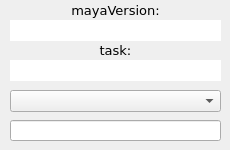
Old version of the form sgVersionUp.ui in the repository davidwilliamsDK/shotgun.
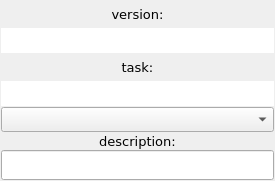
New version of the form.

What changed in the file:
```diff
--- a/sgVersionUp.ui
+++ b/sgVersionUp.ui
@@ -6,57 +6,50 @@
    <rect>
     <x>0</x>
     <y>0</y>
-    <width>230</width>
-    <height>150</height>
+    <width>275</width>
+    <height>181</height>
    </rect>
   </property>
-  <property name="minimumSize">
-   <size>
-    <width>230</width>
-    <height>150</height>
-   </size>
-  </property>
-  <property name="maximumSize">
-   <size>
-    <width>230</width>
-    <height>150</height>
-   </size>
-  </property>
-  <property name="focusPolicy">
-   <enum>Qt::NoFocus</enum>
-  </property>
   <property name="windowTitle">
    <string>dsVersionUp</string>
   </property>
   <widget class="QWidget" name="centralwidget">
-   <widget class="QComboBox" name="User_CB">
-    <property name="geometry">
-     <rect>
-      <x>10</x>
-      <y>90</y>
-      <width>211</width>
-      <height>22</height>
-     </rect>
+   <layout class="QVBoxLayout" name="verticalLayout">
+    <property name="spacing">
+     <number>1</number>
     </property>
-   </widget>
-   <widget class="QLineEdit" name="description_LE">
-    <property name="geometry">
-     <rect>
-      <x>10</x>
-      <y>120</y>
-      <width>211</width>
-      <height>21</height>
-     </rect>
+    <property name="margin">
+     <number>1</number>
     </property>
-   </widget>
+    <item>
+     <widget class="QLabel" name="version_L">
+      <property name="font">
+       <font>
+        <family>Verdana</family>
+        <pointsize>10</pointsize>
+       </font>
+      </property>
+      <property name="text">
+       <string>version:</string>
+      </property>
+      <property name="alignment">
+       <set>Qt::AlignCenter</set>
+      </property>
+     </widget>
+    </item>
+    <item>
    <widget class="QTextEdit" name="version_TE">
-    <property name="geometry">
-     <rect>
-      <x>10</x>
-      <y>20</y>
-      <width>211</width>
-      <height>21</height>
-     </rect>
+      <property name="minimumSize">
+       <size>
+        <width>0</width>
+        <height>25</height>
+       </size>
+      </property>
+      <property name="maximumSize">
+       <size>
+        <width>16777215</width>
+        <height>25</height>
+       </size>
     </property>
     <property name="font">
      <font>
@@ -98,37 +91,9 @@
      <set>Qt::NoTextInteraction</set>
     </property>
    </widget>
-   <widget class="QLabel" name="version_L">
-    <property name="geometry">
-     <rect>
-      <x>10</x>
-      <y>0</y>
-      <width>211</width>
-      <height>20</height>
-     </rect>
-    </property>
-    <property name="font">
-     <font>
-      <family>Verdana</family>
-      <pointsize>10</pointsize>
-     </font>
-    </property>
-    <property name="text">
-     <string>mayaVersion:</string>
-    </property>
-    <property name="alignment">
-     <set>Qt::AlignCenter</set>
-    </property>
-   </widget>
+    </item>
+    <item>
    <widget class="QLabel" name="task_L">
-    <property name="geometry">
-     <rect>
-      <x>10</x>
-      <y>40</y>
-      <width>211</width>
-      <height>20</height>
-     </rect>
-    </property>
     <property name="font">
      <font>
       <family>Verdana</family>
@@ -142,14 +107,20 @@
      <set>Qt::AlignCenter</set>
     </property>
    </widget>
+    </item>
+    <item>
    <widget class="QTextEdit" name="task_TE">
-    <property name="geometry">
-     <rect>
-      <x>10</x>
-      <y>60</y>
-      <width>211</width>
-      <height>21</height>
-     </rect>
+      <property name="minimumSize">
+       <size>
+        <width>0</width>
+        <height>25</height>
+       </size>
+      </property>
+      <property name="maximumSize">
+       <size>
+        <width>16777215</width>
+        <height>25</height>
+       </size>
     </property>
     <property name="font">
      <font>
@@ -191,12 +162,70 @@
      <set>Qt::NoTextInteraction</set>
     </property>
    </widget>
-  </widget>
- </widget>
- <tabstops>
-  <tabstop>description_LE</tabstop>
-  <tabstop>User_CB</tabstop>
- </tabstops>
+    </item>
+    <item>
+     <widget class="QComboBox" name="User_CB">
+      <property name="minimumSize">
+       <size>
+        <width>0</width>
+        <height>25</height>
+       </size>
+      </property>
+      <property name="maximumSize">
+       <size>
+        <width>16777215</width>
+        <height>25</height>
+       </size>
+      </property>
+     </widget>
+    </item>
+    <item>
+     <widget class="QLabel" name="task_L_2">
+      <property name="minimumSize">
+       <size>
+        <width>273</width>
+        <height>16</height>
+       </size>
+      </property>
+      <property name="maximumSize">
+       <size>
+        <width>273</width>
+        <height>16</height>
+       </size>
+      </property>
+      <property name="font">
+       <font>
+        <family>Verdana</family>
+        <pointsize>10</pointsize>
+       </font>
+      </property>
+      <property name="text">
+       <string>description:</string>
+      </property>
+      <property name="alignment">
+       <set>Qt::AlignCenter</set>
+      </property>
+     </widget>
+    </item>
+    <item>
+     <widget class="QLineEdit" name="description_LE">
+      <property name="minimumSize">
+       <size>
+        <width>0</width>
+        <height>30</height>
+       </size>
+      </property>
+      <property name="maximumSize">
+       <size>
+        <width>16777215</width>
+        <height>30</height>
+       </size>
+      </property>
+     </widget>
+    </item>
+   </layout>
+  </widget>
+ </widget>
  <resources/>
  <connections/>
 </ui>
```
Lines whose indentation alone changed are shown as unchanged.
